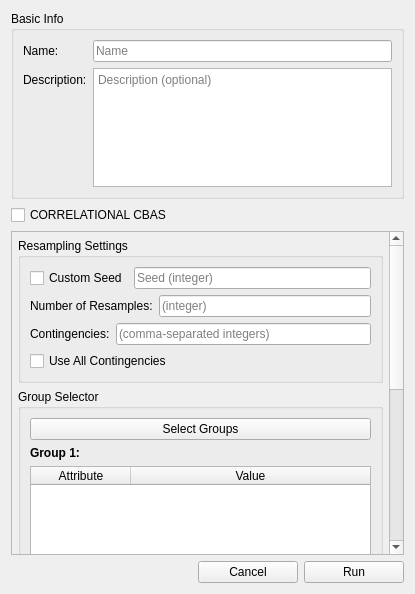
Qt form ui/SettingsDialog.ui (danielhsu021202/PythonCBAS) before a commit.
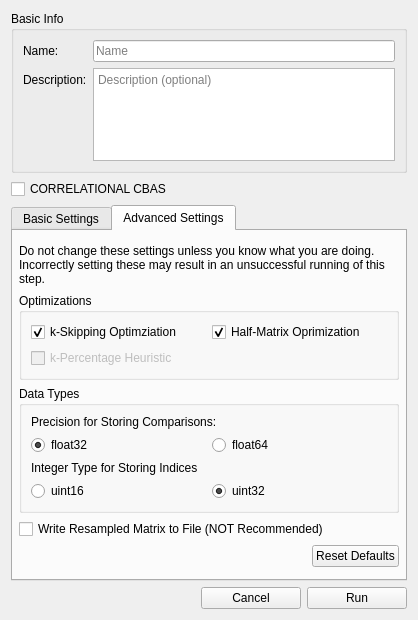
The same form after that commit. The open tabs and pages were chosen to show the change. Icons and pictures are not drawn.

Commit message:
Lengths Optimization
Now only gets the sequence numbers and the correlatedness after the right k is reached.

```diff
--- a/ui/SettingsDialog.ui
+++ b/ui/SettingsDialog.ui
@@ -6,8 +6,8 @@
    <rect>
     <x>0</x>
     <y>0</y>
-    <width>415</width>
-    <height>594</height>
+    <width>418</width>
+    <height>620</height>
    </rect>
   </property>
   <property name="windowTitle">
@@ -276,6 +276,28 @@
         </widget>
        </item>
        <item>
+        <widget class="QTabWidget" name="resampleTabs">
+         <property name="currentIndex">
+          <number>0</number>
+         </property>
+         <widget class="QWidget" name="BasicSettingsPage">
+          <attribute name="title">
+           <string>Basic Settings</string>
+          </attribute>
+          <layout class="QVBoxLayout" name="verticalLayout_7">
+           <property name="leftMargin">
+            <number>0</number>
+           </property>
+           <property name="topMargin">
+            <number>0</number>
+           </property>
+           <property name="rightMargin">
+            <number>0</number>
+           </property>
+           <property name="bottomMargin">
+            <number>0</number>
+           </property>
+           <item>
         <widget class="QScrollArea" name="scrollArea">
          <property name="horizontalScrollBarPolicy">
           <enum>Qt::ScrollBarAlwaysOff</enum>
@@ -287,8 +309,8 @@
           <property name="geometry">
            <rect>
             <x>0</x>
-            <y>-370</y>
-            <width>363</width>
+                <y>0</y>
+                <width>360</width>
             <height>733</height>
            </rect>
           </property>
@@ -586,6 +608,189 @@
        </item>
       </layout>
      </widget>
+         <widget class="QWidget" name="AdvancedSettingsPage">
+          <attribute name="title">
+           <string>Advanced Settings</string>
+          </attribute>
+          <layout class="QVBoxLayout" name="verticalLayout_11">
+           <property name="leftMargin">
+            <number>6</number>
+           </property>
+           <property name="topMargin">
+            <number>12</number>
+           </property>
+           <property name="rightMargin">
+            <number>6</number>
+           </property>
+           <property name="bottomMargin">
+            <number>12</number>
+           </property>
+           <item>
+            <widget class="QLabel" name="label_14">
+             <property name="text">
+              <string>Do not change these settings unless you know what you are doing. Incorrectly setting these may result in an unsuccessful running of this step.</string>
+             </property>
+             <property name="alignment">
+              <set>Qt::AlignLeading|Qt::AlignLeft|Qt::AlignVCenter</set>
+             </property>
+             <property name="wordWrap">
+              <bool>true</bool>
+             </property>
+            </widget>
+           </item>
+           <item>
+            <widget class="QGroupBox" name="groupBox_5">
+             <property name="title">
+              <string>Optimizations</string>
+             </property>
+             <layout class="QGridLayout" name="gridLayout">
+              <item row="0" column="0">
+               <widget class="QCheckBox" name="kSkipCheckbox">
+                <property name="text">
+                 <string>k-Skipping Optimziation</string>
+                </property>
+                <property name="checked">
+                 <bool>true</bool>
+                </property>
+               </widget>
+              </item>
+              <item row="0" column="1">
+               <widget class="QCheckBox" name="halfMatrixCheckbox">
+                <property name="text">
+                 <string>Half-Matrix Oprimization</string>
+                </property>
+                <property name="checked">
+                 <bool>true</bool>
+                </property>
+               </widget>
+              </item>
+              <item row="1" column="0">
+               <widget class="QCheckBox" name="kPercentageCheckbox">
+                <property name="enabled">
+                 <bool>false</bool>
+                </property>
+                <property name="text">
+                 <string>k-Percentage Heuristic</string>
+                </property>
+               </widget>
+              </item>
+             </layout>
+            </widget>
+           </item>
+           <item>
+            <widget class="QGroupBox" name="groupBox_6">
+             <property name="title">
+              <string>Data Types</string>
+             </property>
+             <layout class="QVBoxLayout" name="verticalLayout_10">
+              <item>
+               <widget class="QLabel" name="label_12">
+                <property name="text">
+                 <string>Precision for Storing Comparisons:</string>
+                </property>
+               </widget>
+              </item>
+              <item>
+               <layout class="QHBoxLayout" name="horizontalLayout_10">
+                <item>
+                 <widget class="QRadioButton" name="float32Radio">
+                  <property name="text">
+                   <string>float32</string>
+                  </property>
+                  <property name="checked">
+                   <bool>true</bool>
+                  </property>
+                  <attribute name="buttonGroup">
+                   <string notr="true">buttonGroup</string>
+                  </attribute>
+                 </widget>
+                </item>
+                <item>
+                 <widget class="QRadioButton" name="float64Radio">
+                  <property name="text">
+                   <string>float64</string>
+                  </property>
+                  <attribute name="buttonGroup">
+                   <string notr="true">buttonGroup</string>
+                  </attribute>
+                 </widget>
+                </item>
+               </layout>
+              </item>
+              <item>
+               <widget class="QLabel" name="label_13">
+                <property name="text">
+                 <string>Integer Type for Storing Indices</string>
+                </property>
+               </widget>
+              </item>
+              <item>
+               <layout class="QHBoxLayout" name="horizontalLayout_11">
+                <item>
+                 <widget class="QRadioButton" name="uint16Radio">
+                  <property name="text">
+                   <string>uint16</string>
+                  </property>
+                  <attribute name="buttonGroup">
+                   <string notr="true">buttonGroup_2</string>
+                  </attribute>
+                 </widget>
+                </item>
+                <item>
+                 <widget class="QRadioButton" name="uint32Radio">
+                  <property name="text">
+                   <string>uint32</string>
+                  </property>
+                  <property name="checked">
+                   <bool>true</bool>
+                  </property>
+                  <attribute name="buttonGroup">
+                   <string notr="true">buttonGroup_2</string>
+                  </attribute>
+                 </widget>
+                </item>
+               </layout>
+              </item>
+             </layout>
+            </widget>
+           </item>
+           <item>
+            <widget class="QCheckBox" name="writeResampledMatrixCheckbox">
+             <property name="text">
+              <string>Write Resampled Matrix to File (NOT Recommended)</string>
+             </property>
+            </widget>
+           </item>
+           <item>
+            <layout class="QHBoxLayout" name="horizontalLayout_12">
+             <item>
+              <spacer name="horizontalSpacer_2">
+               <property name="orientation">
+                <enum>Qt::Horizontal</enum>
+               </property>
+               <property name="sizeHint" stdset="0">
+                <size>
+                 <width>40</width>
+                 <height>20</height>
+                </size>
+               </property>
+              </spacer>
+             </item>
+             <item>
+              <widget class="QPushButton" name="resetDefaultsButton">
+               <property name="text">
+                <string>Reset Defaults</string>
+               </property>
+              </widget>
+             </item>
+            </layout>
+           </item>
+          </layout>
+         </widget>
+        </widget>
+       </item>
+      </layout>
+     </widget>
     </widget>
    </item>
    <item>
```
Left out of the diff: 58 changed lines with no effect on the pictures. Lines whose indentation alone changed are shown as unchanged. The commit also changes 4 other files.
